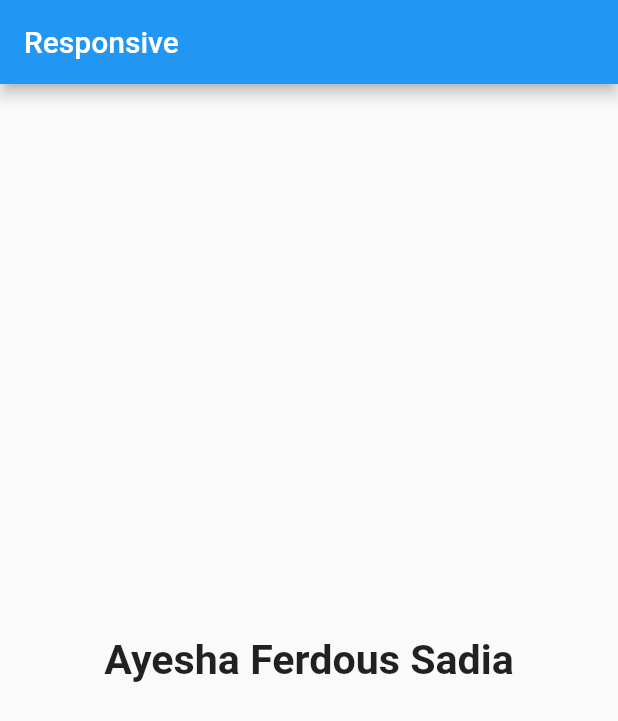
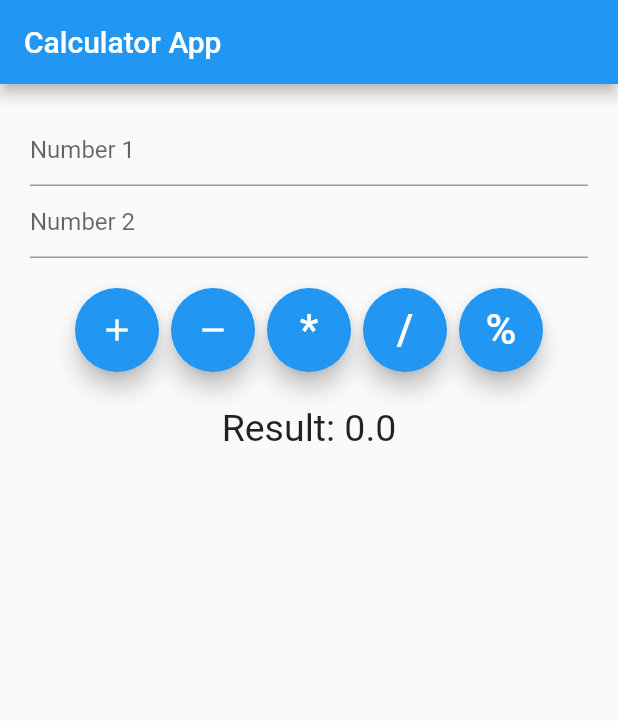
Before and after one commit to AyeshaSadia51/Flutter_PRACTICE, a Flutter app: the screen it shows after launch, on a phone screen of 412 x 824 dp. Shown: the top 721 px of the screen. Run offline on Flutter 3.47's test engine with Material 2 defaults, Android fonts, the phone set to English and light mode, and no system bars; our stand-ins replace device_preview, sizer.

Commit message:
Calculator (SumAPP)

```diff
--- a/lib/home_screen.dart
+++ b/lib/home_screen.dart
@@ -1,32 +1,156 @@
 import 'package:flutter/material.dart';
-import 'package:responsive_builder/responsive_builder.dart';
-import 'package:sizer/sizer.dart';
 
-class HomeScreen extends StatelessWidget{
+class HomeScreen extends StatefulWidget {
+  const HomeScreen({super.key});
 
-  const HomeScreen({super.key});
+  @override
+  State<HomeScreen> createState() => _HomeScreenState();
+}
+
+class _HomeScreenState extends State<HomeScreen> {
+
+  double result = 0;
+  final TextEditingController _num1Controller = TextEditingController();   /// to control TextFormField
+  final TextEditingController _num2Controller = TextEditingController();
+  final GlobalKey<FormState> _formKey = GlobalKey<FormState>();            /// to control Form
+
 
   @override
   Widget build(BuildContext context) {
     return Scaffold(
       appBar: AppBar(
-        title: Text('Responsive'),
+        title: const Text('Calculator App'),
       ),
-      body: ResponsiveBuilder(
-        builder: (context, sizeInformation){
-          return Center(
-            child: Text(
-                //sizeInformation.deviceScreenType.toString(),
-              'Ayesha Ferdous Sadia',
-                style: TextStyle(
-                  fontSize: 20.sp,
-                  fontWeight: FontWeight.bold
+
+      body: Padding(
+        padding: const EdgeInsets.all(20.0),
+        child: Form(
+          key: _formKey,
+          child: Column(
+            children: [
+              TextFormField(
+                controller: _num1Controller,
+                keyboardType: TextInputType.number,
+                textInputAction: TextInputAction.next,
+                decoration: const InputDecoration(
+                    hintText: 'Number 1'
                 ),
-            ),
-          );
 
-        },
-      )
+                validator: (String? value) {
+                  if (value?.trim().isEmpty ?? true) {
+                    return 'Enter valid value';
+                  }
+                  return null;
+                },
+              ),
+
+              TextFormField(
+                controller: _num2Controller,
+                keyboardType: TextInputType.number,
+                decoration: const InputDecoration(
+                    hintText: 'Number 2'
+                ),
+
+                validator: (String? value) {
+                  if (value?.trim().isEmpty ?? true) {
+                    return 'Enter valid value';
+                  }
+                  return null;
+                },
+              ),
+
+              const SizedBox(height: 12,),
+
+              ButtonBar(
+                alignment: MainAxisAlignment.center,
+                children: [
+                  FloatingActionButton(
+                    onPressed: () {
+                      if (_formKey.currentState!.validate()) {
+                        double num1 = parseToDouble(_num1Controller.text.trim());
+                        double num2 = parseToDouble(_num2Controller.text.trim());
+                        result = add(num1, num2);
+                        setState(() {});
+                      }
+                    }, child: const Icon(Icons.add),),
+
+                  FloatingActionButton(
+                    onPressed: () {
+                      if (_formKey.currentState!.validate()) {
+                        double num1 = parseToDouble(_num1Controller.text.trim());
+                        double num2 = parseToDouble(_num2Controller.text.trim());
+                        result = sub(num1, num2);
+                        setState(() {});
+                      }
+
+                    }, child: const Icon(Icons.remove),),
+
+                  FloatingActionButton(
+                    onPressed: () {
+                      if (_formKey.currentState!.validate()) {
+                        double num1 = parseToDouble(_num1Controller.text.trim());
+                        double num2 = parseToDouble(_num2Controller.text.trim());
+                        result = mul(num1, num2);
+                        setState(() {});
+                      }
+                    },
+                    child: const Text('*', style: TextStyle(fontSize: 28),),),
+
+                  FloatingActionButton(
+                    onPressed: () {
+                      if (_formKey.currentState!.validate()) {
+                        double num1 = parseToDouble(_num1Controller.text.trim());
+                        double num2 = parseToDouble(_num2Controller.text.trim());
+                        result = div(num1, num2);
+                        setState(() {});
+                      }
+                    },
+                    child: const Text('/', style: TextStyle(fontSize: 28),),),
+
+                  FloatingActionButton(
+                    onPressed: () {
+                      if (_formKey.currentState!.validate()) {
+                        double num1 = parseToDouble(_num1Controller.text.trim());
+                        double num2 = parseToDouble(_num2Controller.text.trim());
+                        result = mod(num1, num2);
+                        setState(() {});
+                      }
+                    },
+                    child: const Text('%', style: TextStyle(fontSize: 28),),),
+                ],
+              ),
+
+              const SizedBox(height: 15,),
+              Text('Result: $result', style: const TextStyle(fontSize: 25),),
+
+            ],
+          ),
+        ),
+      ),
     );
   }
+
+  double parseToDouble(String text) {
+    return double.tryParse(text) ?? 0;
+  }
+
+  double add(double num1, double num2) {
+    return num1 + num2;
+  }
+
+  double sub(double num1, double num2) {
+    return num1 - num2;
+  }
+
+  double mul(double num1, double num2) {
+    return num1 * num2;
+  }
+
+  double div(double num1, double num2) {
+    return num1 / num2;
+  }
+
+  double mod(double num1, double num2) {
+    return num1 % num2;
+  }
 }
--- a/lib/main.dart
+++ b/lib/main.dart
@@ -8,7 +8,7 @@ import 'package:sizer/sizer.dart';
 void main(){
 runApp(
     DevicePreview(
-      enabled: kDebugMode, // kReleaseMode
+      enabled: kReleaseMode , //  kDebugMode
       builder: (context){
       return MyApp();
       },
```
